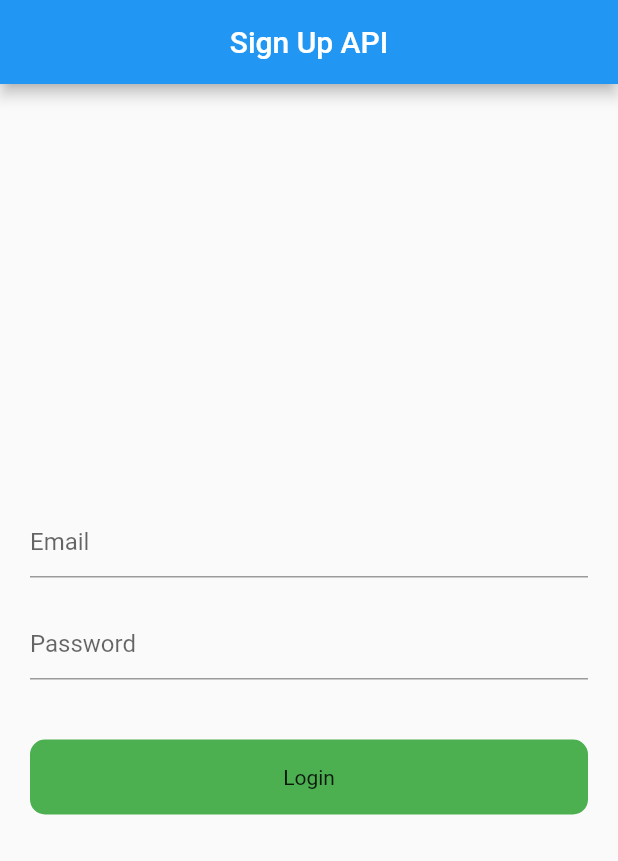
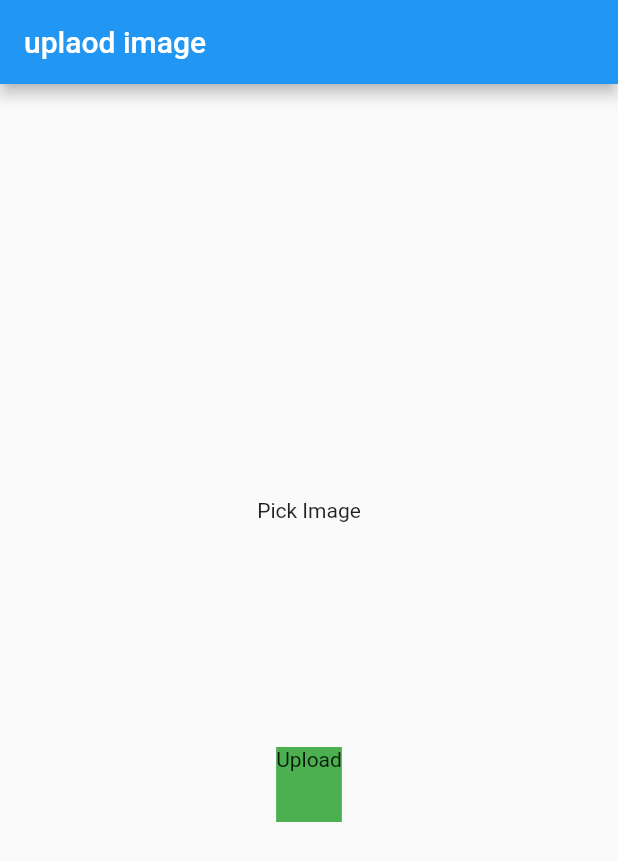
Before and after one commit to chathuradeshapriya/Flutter_Get_API, a Flutter app: the screen it shows after launch, on a phone screen of 412 x 824 dp. Shown: the top 861 px of the screen. Run offline on Flutter 3.47's test engine with Material 2 defaults, Android fonts, the phone set to English and light mode, and no system bars; drawn by our look-alikes of modal_progress_hud_nsn; our stand-ins replace image_picker.

Commit message:
Fished Image Uplaod UI & API connected

```diff
--- a/lib/main.dart
+++ b/lib/main.dart
@@ -2,6 +2,7 @@ import 'package:api_tutorial/example_four.dart';
 import 'package:api_tutorial/example_two.dart';
 import 'package:api_tutorial/homescreen.dart';
 import 'package:api_tutorial/sign_up.dart';
+import 'package:api_tutorial/upload_image.dart';
 import 'package:flutter/material.dart';
 
 import 'example_five.dart';
@@ -24,7 +25,7 @@ class MyApp extends StatelessWidget {
 
         primarySwatch: Colors.blue,
       ),
-      home:  SignUpScreen(),
+      home:  UploadImage(),
     );
   }
 }
--- /dev/null
+++ b/lib/upload_image.dart
@@ -0,0 +1,117 @@
+import 'dart:convert';
+import 'dart:io';
+import 'package:http/http.dart' as http;
+import 'package:flutter/material.dart';
+import 'package:image_picker/image_picker.dart';
+import 'package:modal_progress_hud_nsn/modal_progress_hud_nsn.dart';
+
+class UploadImage extends StatefulWidget {
+  const UploadImage({Key? key}) : super(key: key);
+
+  @override
+  State<UploadImage> createState() => _UploadImageState();
+}
+
+class _UploadImageState extends State<UploadImage> {
+  File? image;
+  final _picker = ImagePicker();
+  bool showSpinner = false;
+
+  Future getImage() async {
+    final pickedFile =
+        await _picker.pickImage(source: ImageSource.gallery, imageQuality: 80);
+
+    if (pickedFile != null) {
+      image = File(pickedFile.path);
+      setState(() {});
+    } else {
+      print('No image selec');
+    }
+  }
+
+  Future<void> uploadImage() async {
+    setState(()
+    {
+      showSpinner =true;
+    });
+
+    var stream = new http.ByteStream(image!.openRead());
+    stream.cast();
+
+    var length = await image!.length();
+
+    var uri = Uri.parse('https://fakestoreapi.com/products');
+
+    var request = new http.MultipartRequest('Post', uri);
+
+    request.fields['title'] = 'Static title';
+
+    var multiport = new http.MultipartFile(
+    'image', stream, length);
+
+    request.files.add(multiport);
+    var response = await request.send();
+    if(response.statusCode == 200){
+      setState(()
+      {
+        showSpinner =false;
+      });
+      print('Image Uplaoded');
+    }else{
+      print('Failed');
+      setState(()
+      {
+        showSpinner =false;
+      });
+
+    }
+  }
+
+  @override
+  Widget build(BuildContext context) {
+    return ModalProgressHUD(
+      inAsyncCall: showSpinner,
+      child: Scaffold(
+        appBar: AppBar(
+          title: Text("uplaod image"),
+        ),
+        body: Column(
+          mainAxisAlignment: MainAxisAlignment.center,
+          crossAxisAlignment: CrossAxisAlignment.center,
+          children: [
+            Container(
+                child: image == null
+                    ? Center(
+                        child: Text('Pick Image'),
+                      )
+                    : Container(
+                        child: Center(
+                          child: Image.file(
+                            File(image!.path).absolute,
+                            height: 100,
+                            width: 100,
+                            fit: BoxFit.cover,
+                          ),
+                        ),
+                      )),
+            SizedBox(
+              height: 150,
+            ),
+
+            GestureDetector(
+              onTap: () {
+                uploadImage();
+              },
+              child: Container(
+                height: 50,
+                color: Colors.green,
+                child: Text('Upload'),
+              ),
+            )
+
+          ],
+        ),
+      ),
+    );
+  }
+}
--- a/pubspec.yaml
+++ b/pubspec.yaml
@@ -35,7 +35,8 @@ dependencies:
   # Use with the CupertinoIcons class for iOS style icons.
   cupertino_icons: ^1.0.2
   http: ^0.13.5
-  modal_progress_hud_nsn: ^0.3.0
+  modal_progress_hud_nsn: ^0.1.0-nullsafety-1
+  image_picker: ^0.8.4+4
 
 dev_dependencies:
   flutter_test:
```
Also changed, not shown: pubspec.lock, 6 other files.
